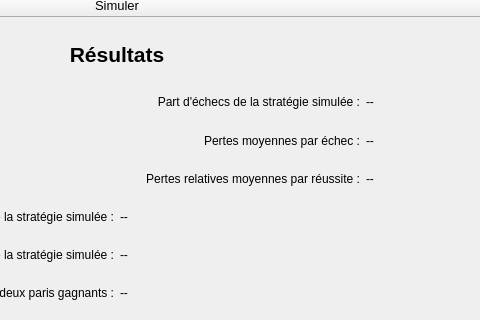
The window that ui_files/ui_dice_simulator.ui (Marmoth85/LiveBetManager) describes before a commit, drawn with Qt 5; both pictures show x 383 to 863 and y 430 to 750 of the 1000 by 750 pixel window.
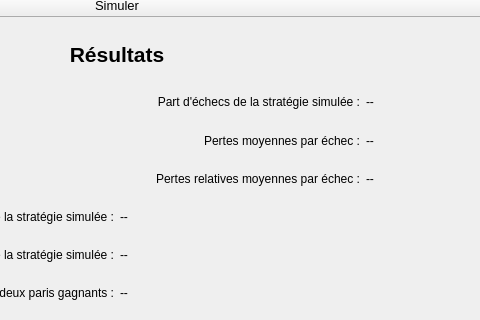
The same window after the commit.

```diff
--- a/ui_files/ui_dice_simulator.ui
+++ b/ui_files/ui_dice_simulator.ui
@@ -709,7 +709,7 @@
    <item row="23" column="2">
     <widget class="QLabel" name="label_relative_deficits">
      <property name="text">
-      <string>Pertes relatives moyennes par réussite :</string>
+      <string>Pertes relatives moyennes par échec :</string>
      </property>
      <property name="alignment">
       <set>Qt::AlignRight|Qt::AlignTrailing|Qt::AlignVCenter</set>
```
